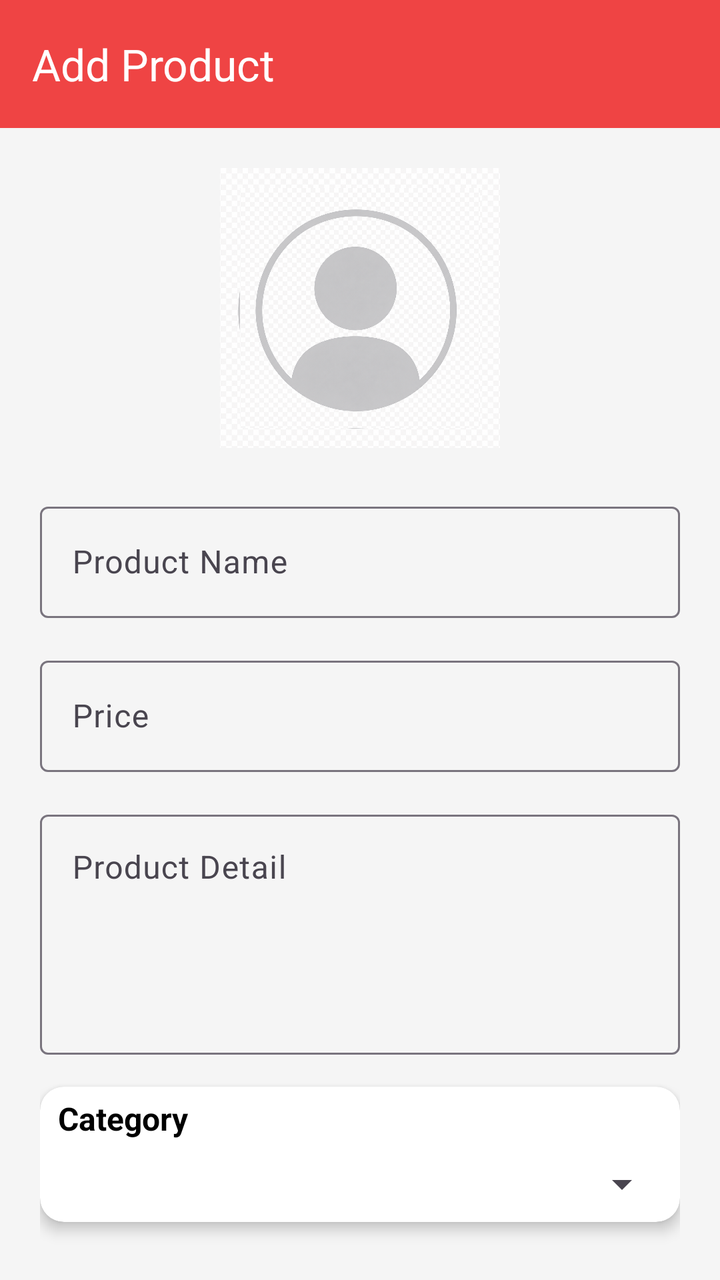
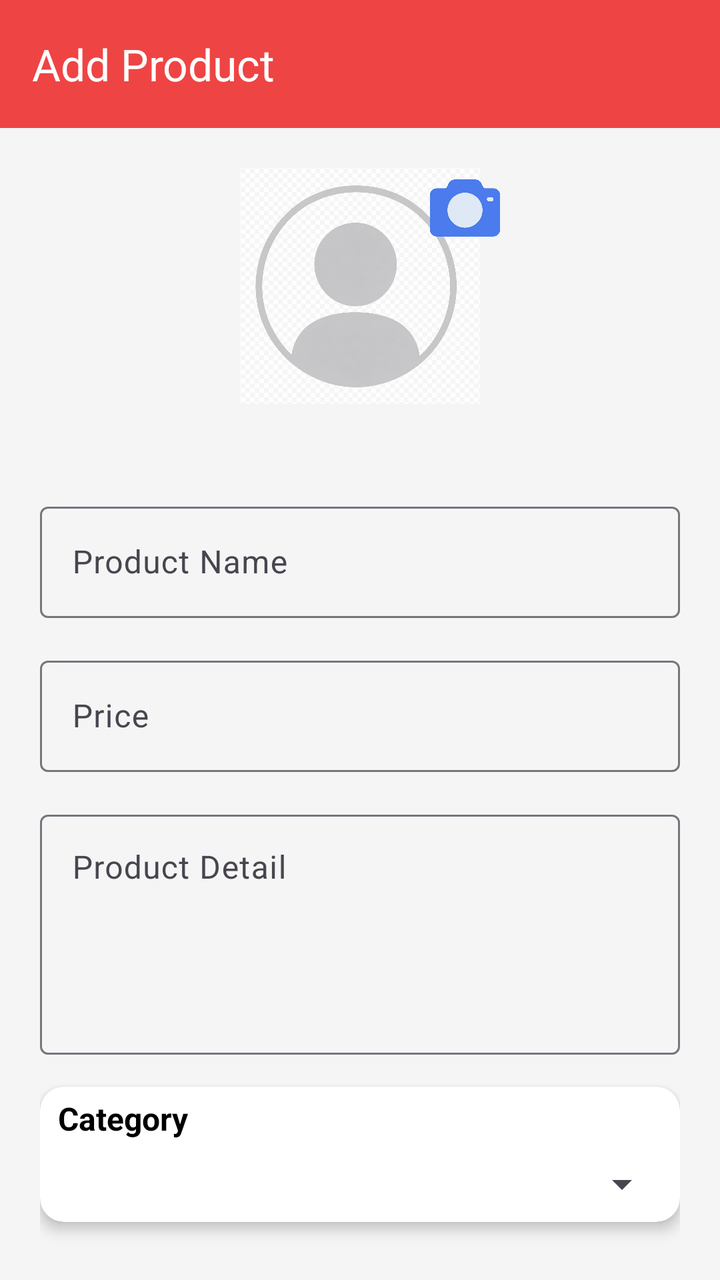

The first picture is an Android layout as it rendered before a commit; the second is the same layout after the commit. The layout source and the unified diff follow.
<!-- AndroidManifest.xml: application theme Theme.Test -->
<!-- res/layout/activity_product_add.xml -->
<?xml version="1.0" encoding="utf-8"?>
<layout xmlns:android="http://schemas.android.com/apk/res/android"
    xmlns:app="http://schemas.android.com/apk/res-auto"
    xmlns:tools="http://schemas.android.com/tools">

    <data>

    </data>

    <androidx.core.widget.NestedScrollView
        android:id="@+id/main"
        android:layout_width="match_parent"
        android:layout_height="match_parent"
        android:fillViewport="true"
        android:background="#F5F5F5"
        tools:context=".Activities.ProductAddActivity">

        <LinearLayout
            android:layout_width="match_parent"
            android:layout_height="wrap_content"
            android:orientation="vertical">

            <androidx.appcompat.widget.Toolbar
                android:id="@+id/toolbar1"
                android:layout_width="match_parent"
                android:layout_height="?attr/actionBarSize"
                android:background="@color/red"
                app:title="Add Product"
                app:titleCentered="true"
                app:titleTextColor="@android:color/white" />

            <LinearLayout
                android:layout_width="match_parent"
                android:layout_height="wrap_content"
                android:orientation="vertical"
                android:padding="20dp">

                <ImageView
                    android:id="@+id/imgView"
                    android:layout_width="140dp"
                    android:layout_height="140dp"
                    android:layout_gravity="center"
                    android:layout_marginBottom="24dp"
                    android:background="@drawable/picture"
                    android:padding="10dp"
                    android:scaleType="centerCrop"
                    android:src="@drawable/picture" />

                <com.google.android.material.textfield.TextInputLayout
                    android:id="@+id/edtName"
                    style="@style/Widget.Material3.TextInputLayout.OutlinedBox"
                    android:layout_width="match_parent"
                    android:layout_height="wrap_content"
                    android:hint="Product Name">

                    <com.google.android.material.textfield.TextInputEditText
                        android:layout_width="match_parent"
                        android:layout_height="wrap_content" />
                </com.google.android.material.textfield.TextInputLayout>

                <com.google.android.material.textfield.TextInputLayout
                    android:id="@+id/edtPrice"
                    style="@style/Widget.Material3.TextInputLayout.OutlinedBox"
                    android:layout_width="match_parent"
                    android:layout_height="wrap_content"
                    android:layout_marginTop="16dp"
                    android:hint="Price">

                    <com.google.android.material.textfield.TextInputEditText
                        android:layout_width="match_parent"
                        android:layout_height="wrap_content"
                        android:inputType="number" />
                </com.google.android.material.textfield.TextInputLayout>

                <com.google.android.material.textfield.TextInputLayout
                    android:id="@+id/edtDetail"
                    style="@style/Widget.Material3.TextInputLayout.OutlinedBox"
                    android:layout_width="match_parent"
                    android:layout_height="wrap_content"
                    android:layout_marginTop="16dp"
                    android:hint="Product Detail">

                    <com.google.android.material.textfield.TextInputEditText
                        android:layout_width="match_parent"
                        android:layout_height="120dp"
                        android:gravity="top"
                        android:inputType="textMultiLine"
                        android:minLines="4" />
                </com.google.android.material.textfield.TextInputLayout>


                <androidx.cardview.widget.CardView
                    android:layout_width="match_parent"
                    android:layout_height="wrap_content"
                    android:layout_marginTop="16dp"
                    app:cardCornerRadius="12dp"
                    app:cardElevation="4dp"
                    app:contentPadding="5dp">

                    <LinearLayout
                        android:layout_width="match_parent"
                        android:layout_height="wrap_content"
                        android:orientation="vertical">

                        <TextView
                            android:layout_width="wrap_content"
                            android:layout_height="wrap_content"
                            android:text=" Category"
                            android:textStyle="bold"
                            android:textSize="16sp"
                            android:textColor="@color/black"
                            android:layout_marginBottom="8dp" />

                        <Spinner
                            android:id="@+id/CategorySpinner"
                            android:layout_width="match_parent"
                            android:layout_height="28dp" />

                    </LinearLayout>

                </androidx.cardview.widget.CardView>


                <Button
                    android:id="@+id/addbtn"
                    android:layout_width="match_parent"
                    android:layout_height="56dp"
                    android:layout_marginTop="30dp"
                    android:layout_marginBottom="20dp"
                    android:backgroundTint="@color/red"
                    android:text="Save Product"
                    android:textAllCaps="false"
                    android:textColor="@android:color/white"
                    android:textSize="16sp" />

            </LinearLayout>

        </LinearLayout>

    </androidx.core.widget.NestedScrollView>
</layout>
<!-- resources referenced by this layout -->
<resources>
  <color name="black">#FF000000</color>
  <color name="red">#EF4444</color>
  <!-- drawable picture: png bitmap (drawable, 985430 bytes) -->
  <style name="Theme.Test" parent="Base.Theme.Test" />
  <style name="Base.Theme.Test" parent="Theme.Material3.DayNight.NoActionBar">
          
          
      </style>
</resources>

<!-- the commit's change to res/layout/activity_product_add.xml (unified diff, before → after) -->
@@ -34,17 +34,27 @@
                 android:layout_height="wrap_content"
                 android:orientation="vertical"
                 android:padding="20dp">
+<FrameLayout
+    android:layout_width="wrap_content"
+    android:layout_height="wrap_content"
+    android:layout_gravity="center">
 
-                <ImageView
-                    android:id="@+id/imgView"
-                    android:layout_width="140dp"
-                    android:layout_height="140dp"
-                    android:layout_gravity="center"
-                    android:layout_marginBottom="24dp"
-                    android:background="@drawable/picture"
-                    android:padding="10dp"
-                    android:scaleType="centerCrop"
-                    android:src="@drawable/picture" />
+    <ImageView
+        android:id="@+id/imgView"
+        android:layout_width="140dp"
+        android:layout_height="140dp"
+        android:layout_gravity="center"
+        android:layout_marginBottom="24dp"
+        android:padding="10dp"
+        android:scaleType="centerCrop"
+        android:src="@drawable/picture" />
+    <ImageView
+        android:id="@+id/camerabtn"
+        android:layout_width="35dp"
+        android:layout_height="40dp"
+        android:layout_gravity="right"
+        android:src="@drawable/camera"/>
+</FrameLayout>
 
                 <com.google.android.material.textfield.TextInputLayout
                     android:id="@+id/edtName"
<!-- resource entries referenced after the edit -->
@@ -2,6 +2,7 @@
 <resources>
   <color name="black">#FF000000</color>
   <color name="red">#EF4444</color>
+  <!-- drawable camera: png bitmap (drawable, 11887 bytes) -->
   <!-- drawable picture: png bitmap (drawable, 985430 bytes) -->
   <style name="Theme.Test" parent="Base.Theme.Test" />
   <style name="Base.Theme.Test" parent="Theme.Material3.DayNight.NoActionBar">
